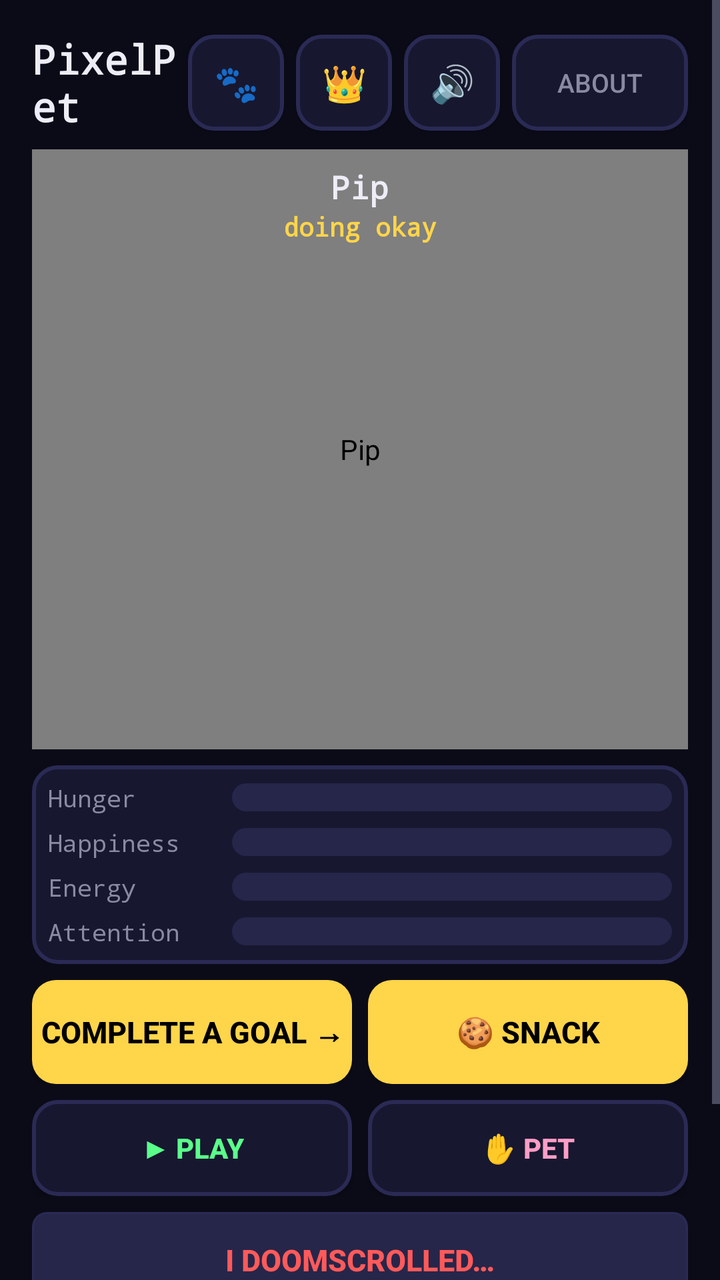
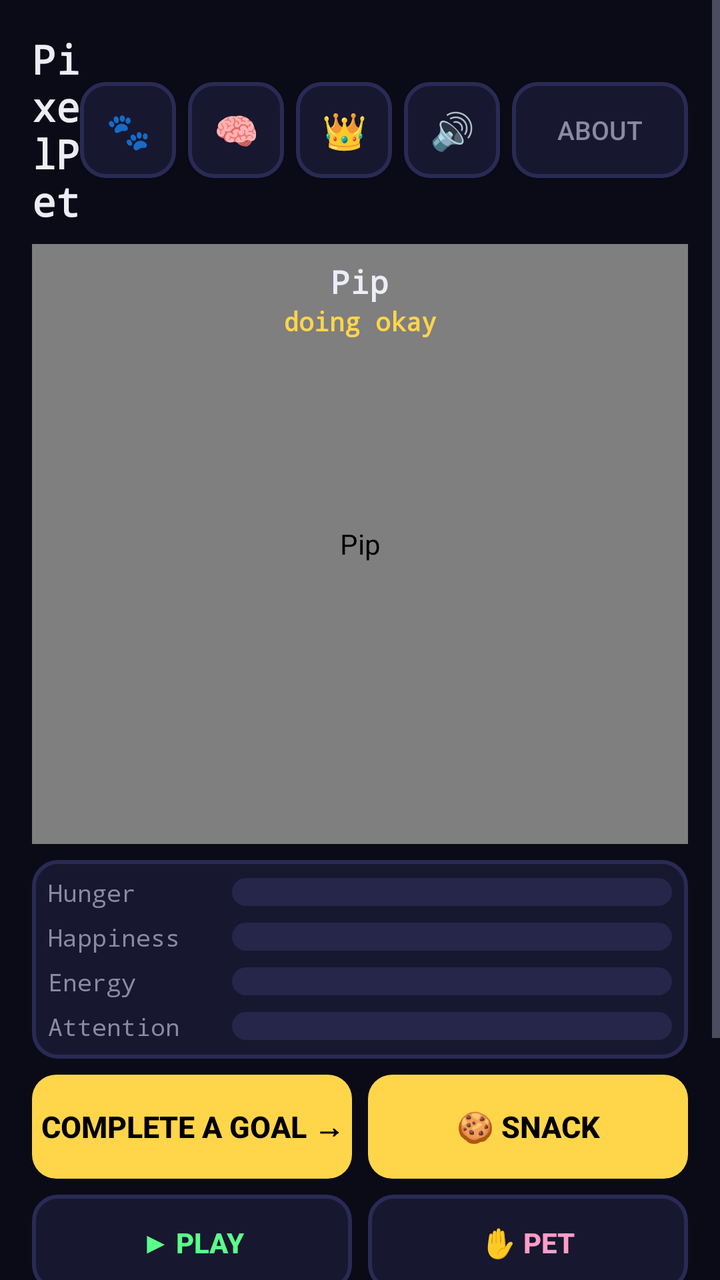

An Android layout rendered at two revisions. The XML below is the earlier revision; the diff shows what the commit changed to produce the second picture.
<!-- AndroidManifest.xml: application theme Theme.PixelPet -->
<!-- res/layout/activity_main.xml -->
<?xml version="1.0" encoding="utf-8"?>
<ScrollView xmlns:android="http://schemas.android.com/apk/res/android"
    android:layout_width="match_parent"
    android:layout_height="match_parent"
    android:background="@color/bg"
    android:fillViewport="true">

<LinearLayout
    android:layout_width="match_parent"
    android:layout_height="wrap_content"
    android:orientation="vertical"
    android:padding="@dimen/pad">

    
    <LinearLayout
        android:layout_width="match_parent"
        android:layout_height="wrap_content"
        android:orientation="horizontal"
        android:gravity="center_vertical"
        android:layout_marginBottom="@dimen/pad_small">

        <TextView
            android:layout_width="0dp"
            android:layout_height="wrap_content"
            android:layout_weight="1"
            android:text="@string/app_name"
            android:textColor="@color/text"
            android:textSize="20sp"
            android:textStyle="bold"
            android:fontFamily="monospace" />

        <Button
            android:id="@+id/btn_species"
            android:layout_width="48dp"
            android:layout_height="48dp"
            android:background="@drawable/card_bg"
            android:text="🐾"
            android:textSize="18sp"
            android:contentDescription="@string/btn_species" />

        <Button
            android:id="@+id/btn_premium"
            android:layout_width="48dp"
            android:layout_height="48dp"
            android:layout_marginStart="6dp"
            android:background="@drawable/card_bg"
            android:text="👑"
            android:textSize="18sp"
            android:contentDescription="@string/btn_premium" />

        <Button
            android:id="@+id/btn_mute"
            android:layout_width="48dp"
            android:layout_height="48dp"
            android:layout_marginStart="6dp"
            android:background="@drawable/card_bg"
            android:text="@string/btn_mute"
            android:textSize="18sp"
            android:contentDescription="@string/btn_mute" />

        <Button
            android:id="@+id/btn_about"
            android:layout_width="wrap_content"
            android:layout_height="48dp"
            android:layout_marginStart="6dp"
            android:background="@drawable/card_bg"
            android:text="@string/btn_about"
            android:textColor="@color/text_dim"
            android:textSize="13sp" />
    </LinearLayout>

    
    <FrameLayout
        android:layout_width="match_parent"
        android:layout_height="300dp"
        android:background="@drawable/card_bg"
        android:layout_marginBottom="@dimen/pad_small">

        <com.vn.pixelpet.PetView
            android:id="@+id/pet_view"
            android:layout_width="match_parent"
            android:layout_height="match_parent"
            android:contentDescription="@string/pet_name" />

        <LinearLayout
            android:layout_width="wrap_content"
            android:layout_height="wrap_content"
            android:layout_gravity="top|center_horizontal"
            android:layout_marginTop="@dimen/pad_small"
            android:orientation="vertical"
            android:gravity="center_horizontal">

            <TextView
                android:id="@+id/pet_name"
                android:layout_width="wrap_content"
                android:layout_height="wrap_content"
                android:text="@string/pet_name"
                android:textColor="@color/text"
                android:textSize="16sp"
                android:textStyle="bold"
                android:fontFamily="monospace" />

            <TextView
                android:id="@+id/mood_label"
                android:layout_width="wrap_content"
                android:layout_height="wrap_content"
                android:text="@string/mood_content"
                android:textColor="@color/gold"
                android:textSize="13sp"
                android:textStyle="bold"
                android:fontFamily="monospace" />
        </LinearLayout>
    </FrameLayout>

    
    <LinearLayout
        android:layout_width="match_parent"
        android:layout_height="wrap_content"
        android:orientation="vertical"
        android:background="@drawable/card_bg"
        android:padding="@dimen/pad_small"
        android:layout_marginBottom="@dimen/pad_small">

        <LinearLayout
            android:layout_width="match_parent"
            android:layout_height="wrap_content"
            android:orientation="horizontal"
            android:gravity="center_vertical">
            <TextView
                android:layout_width="92dp"
                android:layout_height="wrap_content"
                android:text="@string/stat_hunger"
                android:textColor="@color/text_dim"
                android:textSize="@dimen/text_small"
                android:fontFamily="monospace" />
            <ProgressBar
                android:id="@+id/bar_hunger"
                style="?android:attr/progressBarStyleHorizontal"
                android:layout_width="0dp"
                android:layout_height="@dimen/stat_bar_height"
                android:layout_weight="1"
                android:progressDrawable="@drawable/stat_bar"
                android:max="100" />
        </LinearLayout>

        <LinearLayout
            android:layout_width="match_parent"
            android:layout_height="wrap_content"
            android:orientation="horizontal"
            android:gravity="center_vertical"
            android:layout_marginTop="6dp">
            <TextView
                android:layout_width="92dp"
                android:layout_height="wrap_content"
                android:text="@string/stat_happiness"
                android:textColor="@color/text_dim"
                android:textSize="@dimen/text_small"
                android:fontFamily="monospace" />
            <ProgressBar
                android:id="@+id/bar_happiness"
                style="?android:attr/progressBarStyleHorizontal"
                android:layout_width="0dp"
                android:layout_height="@dimen/stat_bar_height"
                android:layout_weight="1"
                android:progressDrawable="@drawable/stat_bar"
                android:max="100" />
        </LinearLayout>

        <LinearLayout
            android:layout_width="match_parent"
            android:layout_height="wrap_content"
            android:orientation="horizontal"
            android:gravity="center_vertical"
            android:layout_marginTop="6dp">
            <TextView
                android:layout_width="92dp"
                android:layout_height="wrap_content"
                android:text="@string/stat_energy"
                android:textColor="@color/text_dim"
                android:textSize="@dimen/text_small"
                android:fontFamily="monospace" />
            <ProgressBar
                android:id="@+id/bar_energy"
                style="?android:attr/progressBarStyleHorizontal"
                android:layout_width="0dp"
                android:layout_height="@dimen/stat_bar_height"
                android:layout_weight="1"
                android:progressDrawable="@drawable/stat_bar"
                android:max="100" />
        </LinearLayout>

        <LinearLayout
            android:layout_width="match_parent"
            android:layout_height="wrap_content"
            android:orientation="horizontal"
            android:gravity="center_vertical"
            android:layout_marginTop="6dp">
            <TextView
                android:layout_width="92dp"
                android:layout_height="wrap_content"
                android:text="@string/stat_attention"
                android:textColor="@color/text_dim"
                android:textSize="@dimen/text_small"
                android:fontFamily="monospace" />
            <ProgressBar
                android:id="@+id/bar_attention"
                style="?android:attr/progressBarStyleHorizontal"
                android:layout_width="0dp"
                android:layout_height="@dimen/stat_bar_height"
                android:layout_weight="1"
                android:progressDrawable="@drawable/stat_bar"
                android:max="100" />
        </LinearLayout>
    </LinearLayout>

    
    <LinearLayout
        android:layout_width="match_parent"
        android:layout_height="wrap_content"
        android:orientation="horizontal"
        android:layout_marginBottom="@dimen/pad_small">

        <Button
            android:id="@+id/btn_goals"
            android:layout_width="0dp"
            android:layout_height="@dimen/btn_height"
            android:layout_weight="1"
            android:background="@drawable/btn_gold"
            android:text="@string/btn_goals"
            android:textColor="@color/black"
            android:textStyle="bold"
            android:textSize="15sp" />

        <Button
            android:id="@+id/btn_snack"
            android:layout_width="0dp"
            android:layout_height="@dimen/btn_height"
            android:layout_weight="1"
            android:layout_marginStart="@dimen/pad_small"
            android:background="@drawable/btn_gold"
            android:text="@string/btn_snack"
            android:textColor="@color/black"
            android:textStyle="bold"
            android:textSize="15sp" />
    </LinearLayout>

    
    <LinearLayout
        android:layout_width="match_parent"
        android:layout_height="wrap_content"
        android:orientation="horizontal"
        android:layout_marginBottom="@dimen/pad_small">

        <Button
            android:id="@+id/btn_play"
            android:layout_width="0dp"
            android:layout_height="48dp"
            android:layout_weight="1"
            android:background="@drawable/card_bg"
            android:text="@string/btn_play"
            android:textColor="@color/green"
            android:textStyle="bold"
            android:textSize="14sp" />

        <Button
            android:id="@+id/btn_pet"
            android:layout_width="0dp"
            android:layout_height="48dp"
            android:layout_weight="1"
            android:layout_marginStart="@dimen/pad_small"
            android:background="@drawable/card_bg"
            android:text="@string/btn_pet"
            android:textColor="@color/pet_cheek"
            android:textStyle="bold"
            android:textSize="14sp" />
    </LinearLayout>

    <Button
        android:id="@+id/btn_doomscroll"
        android:layout_width="match_parent"
        android:layout_height="48dp"
        android:background="@drawable/doom_btn_bg"
        android:text="@string/btn_doomscroll"
        android:textColor="@color/red"
        android:textStyle="bold"
        android:textSize="15sp"
        android:layout_marginBottom="@dimen/pad_small" />

    <LinearLayout
        android:layout_width="match_parent"
        android:layout_height="wrap_content"
        android:orientation="horizontal"
        android:gravity="center_vertical"
        android:background="@drawable/card_bg"
        android:padding="@dimen/pad_small">

        <LinearLayout
            android:layout_width="0dp"
            android:layout_height="wrap_content"
            android:layout_weight="1"
            android:orientation="vertical">

            <TextView
                android:layout_width="wrap_content"
                android:layout_height="wrap_content"
                android:text="@string/auto_detect_title"
                android:textColor="@color/text"
                android:textSize="13sp"
                android:textStyle="bold" />

            <TextView
                android:layout_width="wrap_content"
                android:layout_height="wrap_content"
                android:text="@string/auto_detect_desc"
                android:textColor="@color/text_dim"
                android:textSize="@dimen/text_small" />
        </LinearLayout>

        <Switch
            android:id="@+id/switch_autodetect"
            android:layout_width="wrap_content"
            android:layout_height="wrap_content" />
    </LinearLayout>

</LinearLayout>
</ScrollView>
<!-- resources referenced by this layout -->
<resources>
  <color name="bg">#0B0B18</color>
  <color name="black">#000000</color>
  <color name="gold">#FFD54A</color>
  <color name="green">#5AFF8A</color>
  <color name="pet_cheek">#FF9DC6</color>
  <color name="red">#FF5A5A</color>
  <color name="text">#EDEDF7</color>
  <color name="text_dim">#8A8AA3</color>
  <dimen name="btn_height">52dp</dimen>
  <dimen name="pad">16dp</dimen>
  <dimen name="pad_small">8dp</dimen>
  <dimen name="stat_bar_height">14dp</dimen>
  <dimen name="text_small">12sp</dimen>
  <!-- drawable btn_gold (drawable) -->
  <?xml version="1.0" encoding="utf-8"?>
  <shape xmlns:android="http://schemas.android.com/apk/res/android" android:shape="rectangle">
      <corners android:radius="@dimen/corner" />
      <solid android:color="@color/gold" />
  </shape>
  <!-- drawable card_bg (drawable) -->
  <?xml version="1.0" encoding="utf-8"?>
  <shape xmlns:android="http://schemas.android.com/apk/res/android" android:shape="rectangle">
      <corners android:radius="@dimen/corner" />
      <solid android:color="@color/card" />
      <stroke android:width="2dp" android:color="@color/card_edge" />
  </shape>
  <!-- drawable doom_btn_bg (drawable) -->
  <?xml version="1.0" encoding="utf-8"?>
  <shape xmlns:android="http://schemas.android.com/apk/res/android" android:shape="rectangle">
      <corners android:radius="7dp" />
      <solid android:color="#26264A" />
      <stroke android:width="1dp" android:color="@color/card_edge" />
  </shape>
  <!-- drawable stat_bar (drawable) -->
  <?xml version="1.0" encoding="utf-8"?>
  <layer-list xmlns:android="http://schemas.android.com/apk/res/android">
      <item android:id="@android:id/background">
          <shape android:shape="rectangle">
              <corners android:radius="7dp" />
              <solid android:color="#26264A" />
          </shape>
      </item>
      <item android:id="@android:id/progress">
          <clip>
              <shape android:shape="rectangle">
                  <corners android:radius="7dp" />
                  <solid android:color="@color/gold" />
              </shape>
          </clip>
      </item>
  </layer-list>
  <string name="app_name">PixelPet</string>
  <string name="auto_detect_desc">Uses on-device UsageStats to notice heavy short-video app use. Off by default.</string>
  <string name="auto_detect_title">Doomscroll auto-detect (optional)</string>
  <string name="btn_about">About</string>
  <string name="btn_doomscroll">I doomscrolled…</string>
  <string name="btn_goals">Complete a goal →</string>
  <string name="btn_mute">🔊</string>
  <string name="btn_pet">✋ Pet</string>
  <string name="btn_play">▶ Play</string>
  <string name="btn_premium">👑</string>
  <string name="btn_snack">🍪 Snack</string>
  <string name="btn_species">🐾</string>
  <string name="mood_content">doing okay</string>
  <string name="pet_name">Pip</string>
  <string name="stat_attention">Attention</string>
  <string name="stat_energy">Energy</string>
  <string name="stat_happiness">Happiness</string>
  <string name="stat_hunger">Hunger</string>
  <style name="Theme.PixelPet" parent="android:Theme.Material.NoActionBar">
          <item name="android:windowBackground">@color/bg</item>
          <item name="android:colorPrimary">@color/gold</item>
          <item name="android:colorPrimaryDark">@color/bg</item>
          <item name="android:colorAccent">@color/pet_body</item>
          <item name="android:textColorPrimary">@color/text</item>
          <item name="android:textColorSecondary">@color/text_dim</item>
          <item name="android:statusBarColor">@color/bg</item>
          <item name="android:navigationBarColor">@color/bg</item>
      </style>
  <dimen name="corner">12dp</dimen>
  <color name="card">#171730</color>
  <color name="card_edge">#2A2A55</color>
  <color name="pet_body">#9D7BFF</color>
</resources>

<!-- the commit's change to res/layout/activity_main.xml (unified diff, before → after) -->
@@ -37,6 +37,16 @@
             android:text="🐾"
             android:textSize="18sp"
             android:contentDescription="@string/btn_species" />
+
+        <Button
+            android:id="@+id/btn_personality"
+            android:layout_width="48dp"
+            android:layout_height="48dp"
+            android:layout_marginStart="6dp"
+            android:background="@drawable/card_bg"
+            android:text="🧠"
+            android:textSize="18sp"
+            android:contentDescription="@string/btn_personality" />
 
         <Button
             android:id="@+id/btn_premium"
<!-- resource entries referenced after the edit -->
@@ -58,6 +58,7 @@
   <string name="btn_doomscroll">I doomscrolled…</string>
   <string name="btn_goals">Complete a goal →</string>
   <string name="btn_mute">🔊</string>
+  <string name="btn_personality">🧠</string>
   <string name="btn_pet">✋ Pet</string>
   <string name="btn_play">▶ Play</string>
   <string name="btn_premium">👑</string>
